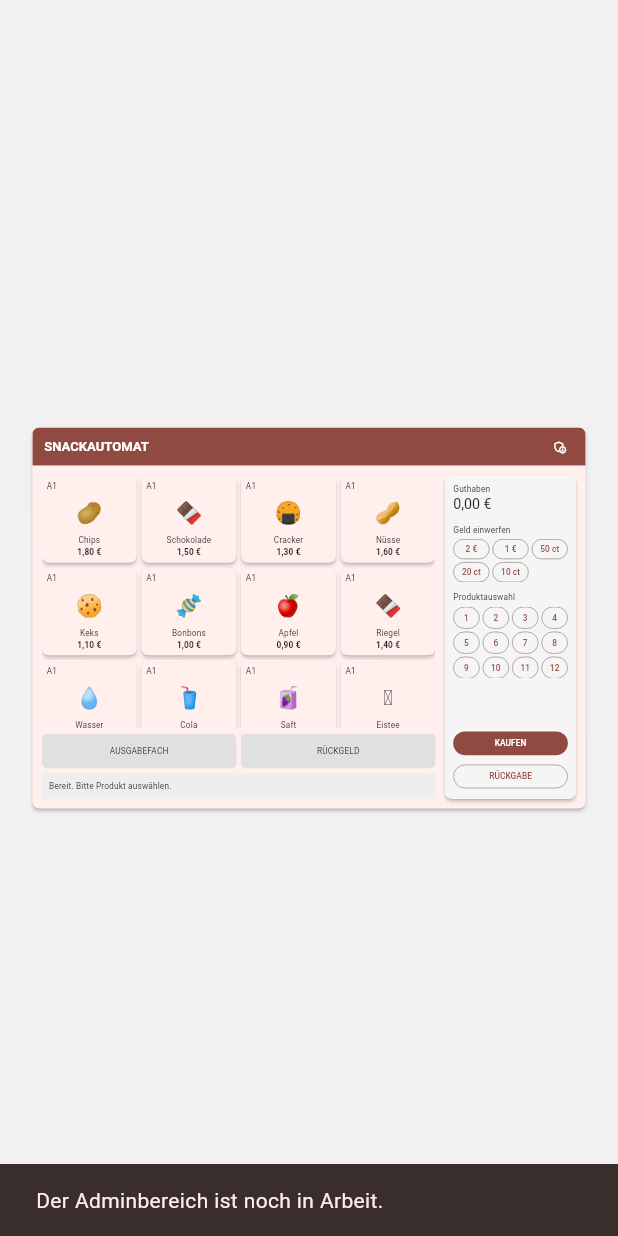
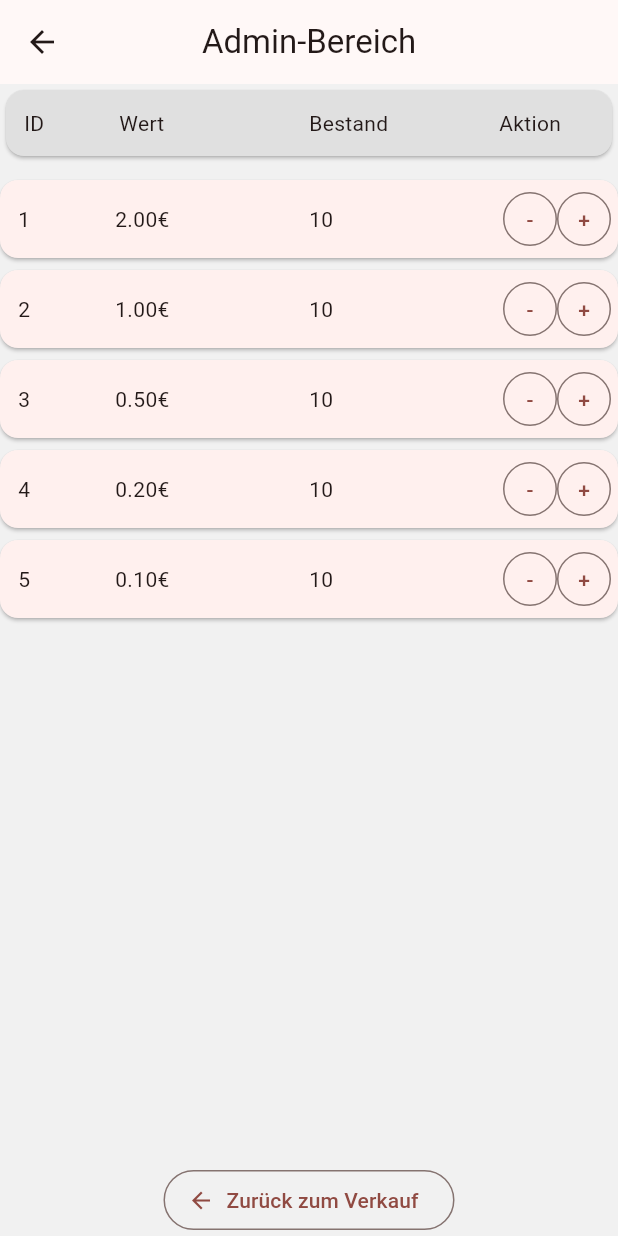
Before and after one commit to Walzapine/vendingMachine_Oleksii_Benny_Nora, a Flutter app: the screen it shows after launch, after a tap on the "admin panel settings" icon, on a phone screen of 412 x 824 dp. Run offline on Flutter 3.47's test engine with Material 3 defaults, Android fonts, the phone set to English and light mode, and no system bars; our stand-ins replace freezed_annotation, sqflite, sqflite_common_ffi; accounts and stored records are empty.

Commit message:
im product screen wurde admin-pannel button ersetzt und aminscreen mit coin-verwaltung erstellt

```diff
--- /dev/null
+++ b/lib/screens/admin_screen.dart
@@ -0,0 +1,146 @@
+import 'package:flutter/material.dart';
+import '../models/coin.dart';
+import '../services/vending_machine_service.dart';
+
+/// Admin-Bereich zur Verwaltung des Münzbestands.
+class AdminScreen extends StatelessWidget {
+  const AdminScreen({super.key, required this.vendingService});
+
+  final VendingMachineService vendingService;
+
+  @override
+  Widget build(BuildContext context) {
+    return Scaffold(
+      appBar: AppBar(
+        title: const Text('Admin-Bereich'),
+        centerTitle: true,
+      ),
+      body: SafeArea(
+        child: AnimatedBuilder(
+          animation: vendingService,
+          builder: (context, _) => _AdminPanel(
+            coins: vendingService.coins,
+            service: vendingService,
+          ),
+        ),
+      ),
+    );
+  }
+}
+/// Private Admin-Panel mit ListView für alle Münzen.
+class _AdminPanel extends StatelessWidget {
+  const _AdminPanel({
+    required this.coins,
+    required this.service,
+  });
+
+  final List<Coin> coins;
+  final VendingMachineService service;
+
+  @override
+  Widget build(BuildContext context) {
+    return Column(
+      children: [
+        // Header: Spalten-Überschrift
+        Card(
+          color: Colors.grey.shade300,
+          child: Padding(
+            padding: const EdgeInsets.all(12),
+            child: Row(
+              children: const [
+                Expanded(flex: 1, child: Text('ID')),
+                Expanded(flex: 2, child: Text('Wert')),
+                Expanded(flex: 2, child: Text('Bestand')),
+                Expanded(flex: 1, child: Text('Aktion')),
+              ],
+            ),
+          ),
+        ),
+        const SizedBox(height: 8),
+        // ListView: Münzen-Reihen
+        Expanded(
+          child: ListView.builder(
+            itemCount: coins.length,
+            itemBuilder: (context, index) {
+              final coin = coins[index];
+              return _CoinRow(coin: coin, service: service);
+            },
+          ),
+        ),
+        const SizedBox(height: 16),
+        // Zurück-Button
+        OutlinedButton.icon(
+          onPressed: () => Navigator.pop(context),
+          icon: const Icon(Icons.arrow_back),
+          label: const Text('Zurück zum Verkauf'),
+        ),
+      ],
+    );
+  }
+}
+
+/// Einzelne Münz-Reihe mit ID, Wert, Bestand, +/- Buttons.
+class _CoinRow extends StatelessWidget {
+  const _CoinRow({required this.coin, required this.service});
+
+  final Coin coin;
+  final VendingMachineService service;
+
+  @override
+  Widget build(BuildContext context) {
+    return Card(
+      margin: const EdgeInsets.symmetric(vertical: 4),
+      child: Padding(
+        padding: const EdgeInsets.symmetric(vertical: 8, horizontal: 12),
+        child: Row(
+          children: [
+            // ID
+            Expanded(
+              flex: 1,
+              child: Text(coin.id.toString()),
+            ),
+            // Wert (in Euro formatiert)
+            Expanded(
+              flex: 2,
+              child: Text('${coin.value.toStringAsFixed(2)}€'),
+            ),
+            // Bestand (Anzahl)
+            Expanded(
+              flex: 2,
+              child: Text(coin.quantity.toString()),
+            ),
+            // +/- Buttons
+            Expanded(
+              flex: 1,
+              child: Row(
+                mainAxisAlignment: MainAxisAlignment.spaceEvenly,
+                children: [
+                  // "-" Button
+                  SizedBox(
+                    width: 36,
+                    height: 36,
+                    child: OutlinedButton(
+                      onPressed: () => service.decreaseCoinQuantity(coin.id),
+                      style: OutlinedButton.styleFrom(padding: EdgeInsets.zero),
+                      child: const Text('-'),
+                    ),
+                  ),
+                  // "+" Button
+                  SizedBox(
+                    width: 36,
+                    height: 36,
+                    child: OutlinedButton(
+                      onPressed: () => service.increaseCoinQuantity(coin.id),
+                      style: OutlinedButton.styleFrom(padding: EdgeInsets.zero),
+                      child: const Text('+'),
+                    ),
+                  ),
+                ],
+              ),
+            ),
+          ],
+        ),
+      ),
+    );
+  }
+}
--- a/lib/screens/product_screen.dart
+++ b/lib/screens/product_screen.dart
@@ -2,6 +2,7 @@ import 'package:flutter/material.dart';
 import 'package:snackautomat/models/machine_state.dart';
 import '../services/vending_machine_service.dart';
 import '../widgets/product_card.dart';
+import '../screens/admin_screen.dart';
 
 /// Hauptscreen für den normalen Kundenbetrieb des Snackautomaten.
 ///
@@ -93,19 +94,20 @@ class _Machine extends StatelessWidget {
                   ),
                 ),
                 const Spacer(),
-                IconButton(
-                  // Der Adminbereich ist absichtlich noch nicht implementiert.
-                  // Das Symbol bleibt als sichtbarer Platzhalter erhalten.
+               IconButton(
                   onPressed: () {
-                    ScaffoldMessenger.of(context).showSnackBar(
-                      const SnackBar(
-                        content: Text('Der Adminbereich ist noch in Arbeit.'),
+                    Navigator.push(
+                    context,
+                      MaterialPageRoute(
+                        builder: (context) => AdminScreen(
+                        vendingService: service,
+                        ),
                       ),
                     );
                   },
                   tooltip: 'Adminbereich',
                   color: Theme.of(context).colorScheme.onPrimary,
-                  icon: const Icon(Icons.admin_panel_settings_outlined),
+                  icon:  const Icon(Icons.admin_panel_settings_outlined),
                 ),
               ],
             ),
```
